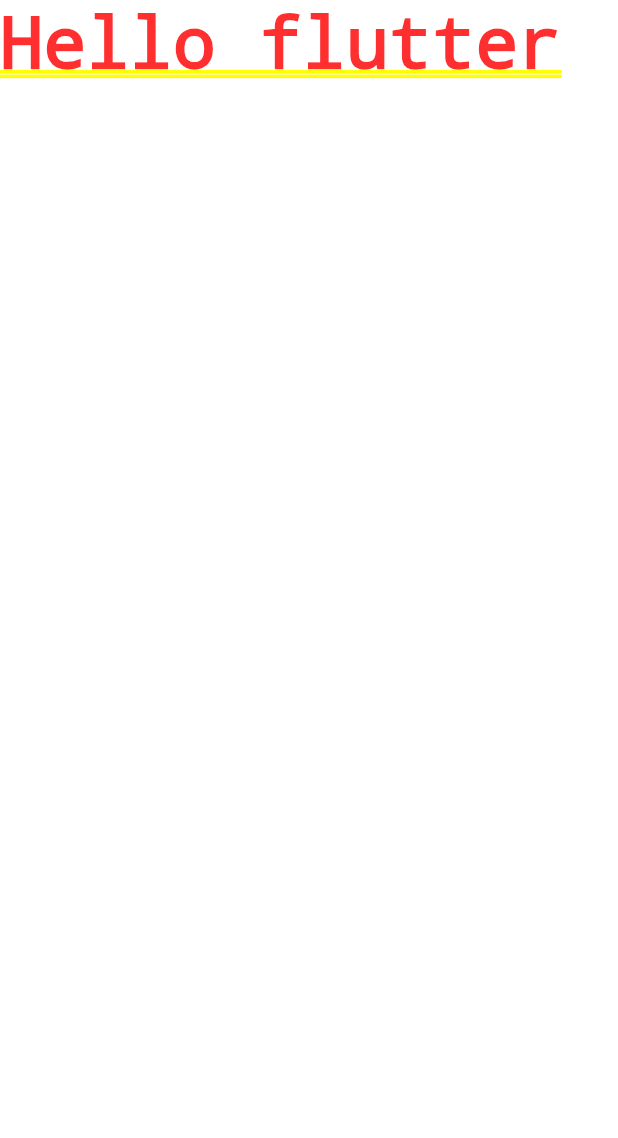
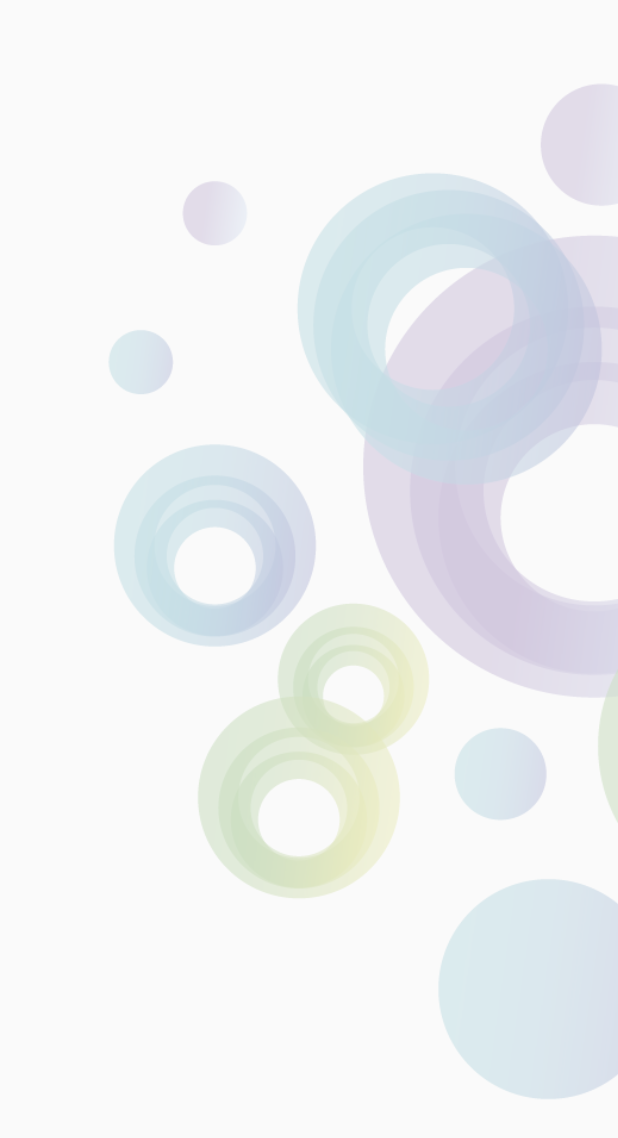
Before and after one commit to RozhanMk/NamaKala, a Flutter app: the screen it shows after launch, on a phone screen of 412 x 824 dp. Shown: the top 1138 px of the screen. Run offline on Flutter 3.47's test engine with Material 2 defaults, Android fonts, the phone set to English and light mode, and no system bars.

```diff
--- /dev/null
+++ b/lib/const.dart
@@ -0,0 +1,5 @@
+import 'package:flutter/material.dart';
+
+const textColor = Color.fromARGB(240, 83, 83, 83);
+const textLight = Color.fromARGB(255, 160, 159, 159);
+const constPaddin = 20.0;
--- a/lib/main.dart
+++ b/lib/main.dart
@@ -1,3 +1,6 @@
+import 'package:example/const.dart';
+import 'package:example/pages/ProductMenu.dart';
+import 'package:example/pages/Welcome/WelcomeScreen.dart';
 import 'package:flutter/material.dart';
 
 void main() {
@@ -10,95 +13,14 @@ class MyApp extends StatelessWidget {
   // This widget is the root of your application.
   @override
   Widget build(BuildContext context) {
-    return const MaterialApp(
-      home: Text(
-        "Hello flutter",
-      )
+    return MaterialApp(
+      debugShowCheckedModeBanner: false,
+      title: 'Flutter',
+      theme: ThemeData(
+        textTheme : Theme.of(context).textTheme.apply(bodyColor: textColor),
+        visualDensity: VisualDensity.adaptivePlatformDensity,
+      ),
+      home: WelcomeScreen(),
     );
   }
 }
-
-class MyHomePage extends StatefulWidget {
-  const MyHomePage({Key? key, required this.title}) : super(key: key);
-
-  // This widget is the home page of your application. It is stateful, meaning
-  // that it has a State object (defined below) that contains fields that affect
-  // how it looks.
-
-  // This class is the configuration for the state. It holds the values (in this
-  // case the title) provided by the parent (in this case the App widget) and
-  // used by the build method of the State. Fields in a Widget subclass are
-  // always marked "final".
-
-  final String title;
-
-  @override
-  State<MyHomePage> createState() => _MyHomePageState();
-}
-
-class _MyHomePageState extends State<MyHomePage> {
-  int _counter = 0;
-
-  void _incrementCounter() {
-    setState(() {
-      // This call to setState tells the Flutter framework that something has
-      // changed in this State, which causes it to rerun the build method below
-      // so that the display can reflect the updated values. If we changed
-      // _counter without calling setState(), then the build method would not be
-      // called again, and so nothing would appear to happen.
-      _counter++;
-    });
-  }
-
-  @override
-  Widget build(BuildContext context) {
-    // This method is rerun every time setState is called, for instance as done
-    // by the _incrementCounter method above.
-    //
-    // The Flutter framework has been optimized to make rerunning build methods
-    // fast, so that you can just rebuild anything that needs updating rather
-    // than having to individually change instances of widgets.
-    return Scaffold(
-      appBar: AppBar(
-        // Here we take the value from the MyHomePage object that was created by
-        // the App.build method, and use it to set our appbar title.
-        title: Text(widget.title),
-      ),
-      body: Center(
-        // Center is a layout widget. It takes a single child and positions it
-        // in the middle of the parent.
-        child: Column(
-          // Column is also a layout widget. It takes a list of children and
-          // arranges them vertically. By default, it sizes itself to fit its
-          // children horizontally, and tries to be as tall as its parent.
-          //
-          // Invoke "debug painting" (press "p" in the console, choose the
-          // "Toggle Debug Paint" action from the Flutter Inspector in Android
-          // Studio, or the "Toggle Debug Paint" command in Visual Studio Code)
-          // to see the wireframe for each widget.
-          //
-          // Column has various properties to control how it sizes itself and
-          // how it positions its children. Here we use mainAxisAlignment to
-          // center the children vertically; the main axis here is the vertical
-          // axis because Columns are vertical (the cross axis would be
-          // horizontal).
-          mainAxisAlignment: MainAxisAlignment.center,
-          children: <Widget>[
-            const Text(
-              'You have pushed the button this many times:',
-            ),
-            Text(
-              '$_counter',
-              style: Theme.of(context).textTheme.headline4,
-            ),
-          ],
-        ),
-      ),
-      floatingActionButton: FloatingActionButton(
-        onPressed: _incrementCounter,
-        tooltip: 'Increment',
-        child: const Icon(Icons.add),
-      ), // This trailing comma makes auto-formatting nicer for build methods.
-    );
-  }
-}
--- /dev/null
+++ b/lib/pages/Welcome/Body.dart
@@ -0,0 +1,38 @@
+import 'package:flutter/material.dart';
+
+class Body extends StatelessWidget {
+  @override
+  Widget build(BuildContext context) {
+    Size size = MediaQuery.of(context).size; //height and width of screen
+    return Background(size: size);
+  }
+}
+
+class Background extends StatelessWidget {
+  const Background({
+    Key? key,
+    required this.size,
+  }) : super(key: key);
+
+  final Size size;
+
+  @override
+  Widget build(BuildContext context) {
+    return Container(
+      height: size.height,
+      width: double.infinity,
+      child: Stack(
+        alignment: Alignment.center,
+        children: [
+          Positioned(
+            top: 0,
+            left: 0,
+            bottom:30,
+            child: Image.asset("assets/images/welcome1.png", color: Colors.white.withOpacity(0.3), colorBlendMode: BlendMode.modulate,),
+
+          ),
+        ],
+      ),
+    );
+  }
+}
--- /dev/null
+++ b/lib/pages/Welcome/WelcomeScreen.dart
@@ -0,0 +1,13 @@
+import 'package:example/const.dart';
+import 'package:flutter/material.dart';
+
+import 'Body.dart';
+
+class WelcomeScreen extends StatelessWidget {
+  @override
+  Widget build(BuildContext context) {
+    return Scaffold(
+      body: Body(),
+    );
+  }
+}
```
Also changed, not shown: lib/models/Product.dart (added, +22 -0 lines), lib/pages/ProductMenu.dart (added, +14 -0 lines), pubspec.yaml (+11 -7 lines), assets/fonts/A Mitra 05.ttf (added), assets/images/welcome1.png (added), pubspec.lock.
